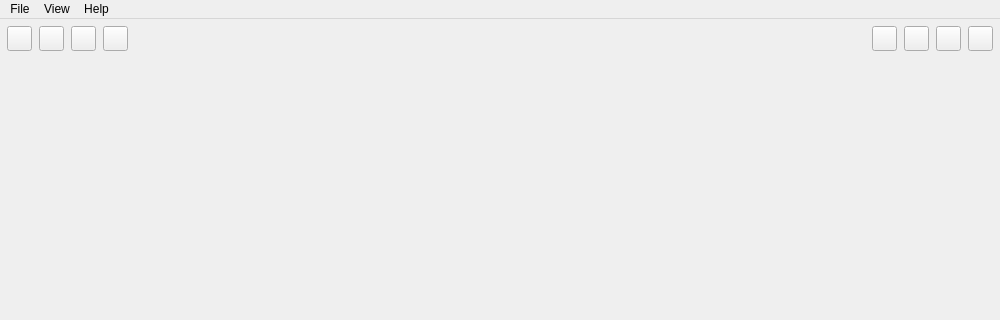
Old version of the form zapzap/view/main_window.ui in the repository rafatosta/zapzap; both pictures show x 0 to 1000 and y 0 to 320 of the 1000 by 600 pixel window.
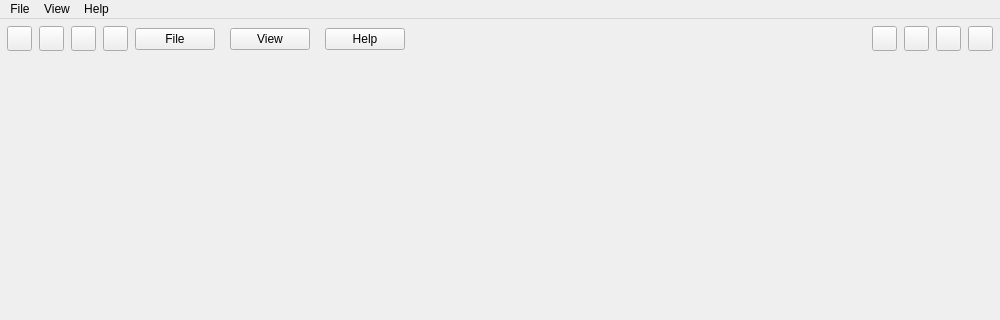
New version of the form.

Commit message: TitleBarMenu in ZapDecoration

```diff
--- a/zapzap/view/main_window.ui
+++ b/zapzap/view/main_window.ui
@@ -239,7 +239,7 @@
               <number>7</number>
              </property>
              <property name="leftMargin">
-              <number>0</number>
+              <number>7</number>
              </property>
              <property name="topMargin">
               <number>0</number>
@@ -250,6 +250,55 @@
              <property name="bottomMargin">
               <number>0</number>
              </property>
+             <item>
+              <layout class="QHBoxLayout" name="zapMenu">
+               <property name="spacing">
+                <number>15</number>
+               </property>
+               <property name="leftMargin">
+                <number>0</number>
+               </property>
+               <item>
+                <widget class="QPushButton" name="zFile">
+                 <property name="sizePolicy">
+                  <sizepolicy hsizetype="Fixed" vsizetype="Fixed">
+                   <horstretch>0</horstretch>
+                   <verstretch>0</verstretch>
+                  </sizepolicy>
+                 </property>
+                 <property name="text">
+                  <string>File</string>
+                 </property>
+                </widget>
+               </item>
+               <item>
+                <widget class="QPushButton" name="zView">
+                 <property name="sizePolicy">
+                  <sizepolicy hsizetype="Fixed" vsizetype="Fixed">
+                   <horstretch>0</horstretch>
+                   <verstretch>0</verstretch>
+                  </sizepolicy>
+                 </property>
+                 <property name="text">
+                  <string>View</string>
+                 </property>
+                </widget>
+               </item>
+               <item>
+                <widget class="QPushButton" name="zHelp">
+                 <property name="sizePolicy">
+                  <sizepolicy hsizetype="Fixed" vsizetype="Fixed">
+                   <horstretch>0</horstretch>
+                   <verstretch>0</verstretch>
+                  </sizepolicy>
+                 </property>
+                 <property name="text">
+                  <string>Help</string>
+                 </property>
+                </widget>
+               </item>
+              </layout>
+             </item>
              <item>
               <widget class="QLabel" name="titleRightInfo">
                <property name="maximumSize">
```
Left out of the diff: 2 changed lines with no effect on the pictures. The commit also changes 3 other files.
